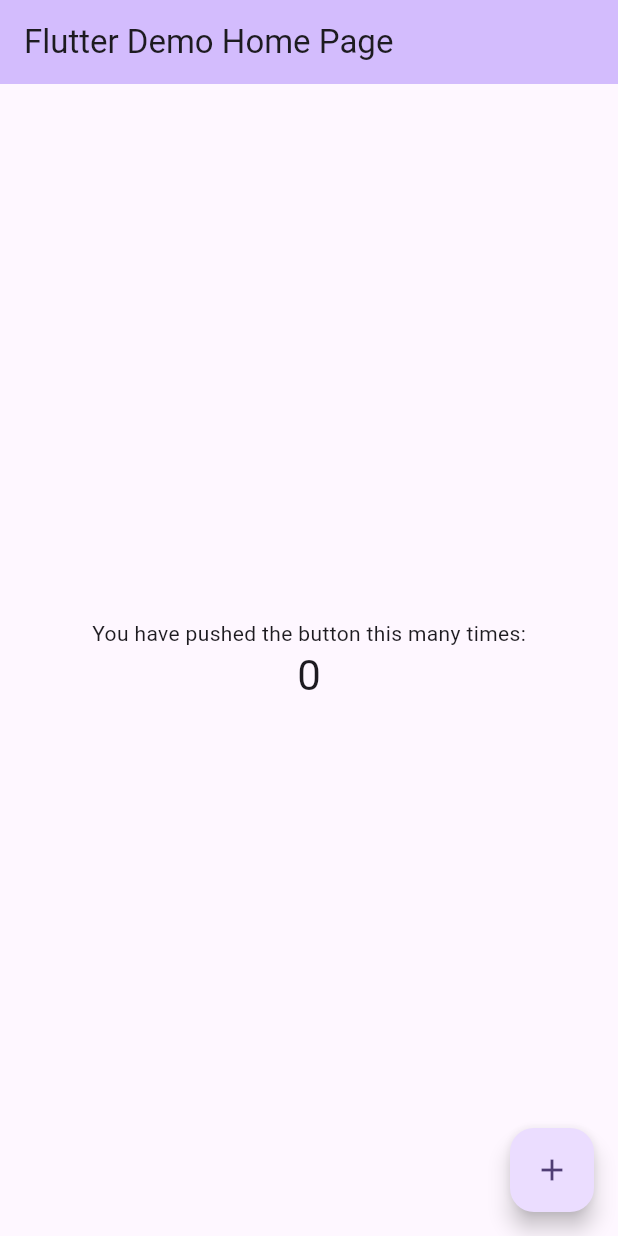
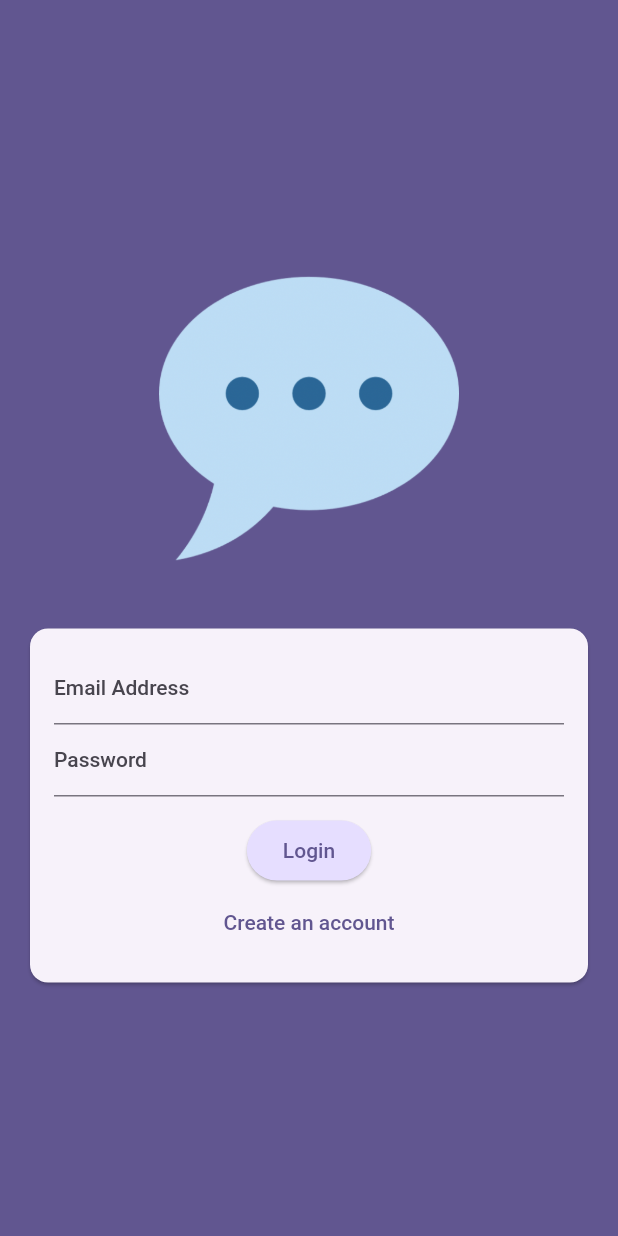
Before and after one commit to jhted/Flutter_and_Dart_The_Complete_Guide, a Flutter app: the screen it shows after launch, on a phone screen of 412 x 824 dp. Run offline on Flutter 3.47's test engine with Material 2 defaults, Android fonts, the phone set to English and light mode, and no system bars; our stand-ins replace flutter_riverpod, google_fonts, google_maps_flutter, image_picker, location and 2 more; missing offline and left inert: dart:ffi; accounts and stored records are empty.

Commit message:
Added login screen

```diff
--- a/chat_app/lib/main.dart
+++ b/chat_app/lib/main.dart
@@ -1,125 +1,23 @@
+import 'package:chat_app/screens/auth.dart';
 import 'package:flutter/material.dart';
 
 void main() {
-  runApp(const MyApp());
+  runApp(const App());
 }
 
-class MyApp extends StatelessWidget {
-  const MyApp({super.key});
+class App extends StatelessWidget {
+  const App({super.key});
 
-  // This widget is the root of your application.
   @override
   Widget build(BuildContext context) {
     return MaterialApp(
-      title: 'Flutter Demo',
-      theme: ThemeData(
-        // This is the theme of your application.
-        //
-        // TRY THIS: Try running your application with "flutter run". You'll see
-        // the application has a blue toolbar. Then, without quitting the app,
-        // try changing the seedColor in the colorScheme below to Colors.green
-        // and then invoke "hot reload" (save your changes or press the "hot
-        // reload" button in a Flutter-supported IDE, or press "r" if you used
-        // the command line to start the app).
-        //
-        // Notice that the counter didn't reset back to zero; the application
-        // state is not lost during the reload. To reset the state, use hot
-        // restart instead.
-        //
-        // This works for code too, not just values: Most code changes can be
-        // tested with just a hot reload.
-        colorScheme: ColorScheme.fromSeed(seedColor: Colors.deepPurple),
+      title: 'FlutterChat',
+      theme: ThemeData().copyWith(
         useMaterial3: true,
+        colorScheme: ColorScheme.fromSeed(
+            seedColor: const Color.fromARGB(255, 63, 17, 177)),
       ),
-      home: const MyHomePage(title: 'Flutter Demo Home Page'),
+      home: const AuthSreen()
     );
   }
 }
-
-class MyHomePage extends StatefulWidget {
-  const MyHomePage({super.key, required this.title});
-
-  // This widget is the home page of your application. It is stateful, meaning
-  // that it has a State object (defined below) that contains fields that affect
-  // how it looks.
-
-  // This class is the configuration for the state. It holds the values (in this
-  // case the title) provided by the parent (in this case the App widget) and
-  // used by the build method of the State. Fields in a Widget subclass are
-  // always marked "final".
-
-  final String title;
-
-  @override
-  State<MyHomePage> createState() => _MyHomePageState();
-}
-
-class _MyHomePageState extends State<MyHomePage> {
-  int _counter = 0;
-
-  void _incrementCounter() {
-    setState(() {
-      // This call to setState tells the Flutter framework that something has
-      // changed in this State, which causes it to rerun the build method below
-      // so that the display can reflect the updated values. If we changed
-      // _counter without calling setState(), then the build method would not be
-      // called again, and so nothing would appear to happen.
-      _counter++;
-    });
-  }
-
-  @override
-  Widget build(BuildContext context) {
-    // This method is rerun every time setState is called, for instance as done
-    // by the _incrementCounter method above.
-    //
-    // The Flutter framework has been optimized to make rerunning build methods
-    // fast, so that you can just rebuild anything that needs updating rather
-    // than having to individually change instances of widgets.
-    return Scaffold(
-      appBar: AppBar(
-        // TRY THIS: Try changing the color here to a specific color (to
-        // Colors.amber, perhaps?) and trigger a hot reload to see the AppBar
-        // change color while the other colors stay the same.
-        backgroundColor: Theme.of(context).colorScheme.inversePrimary,
-        // Here we take the value from the MyHomePage object that was created by
-        // the App.build method, and use it to set our appbar title.
-        title: Text(widget.title),
-      ),
-      body: Center(
-        // Center is a layout widget. It takes a single child and positions it
-        // in the middle of the parent.
-        child: Column(
-          // Column is also a layout widget. It takes a list of children and
-          // arranges them vertically. By default, it sizes itself to fit its
-          // children horizontally, and tries to be as tall as its parent.
-          //
-          // Column has various properties to control how it sizes itself and
-          // how it positions its children. Here we use mainAxisAlignment to
-          // center the children vertically; the main axis here is the vertical
-          // axis because Columns are vertical (the cross axis would be
-          // horizontal).
-          //
-          // TRY THIS: Invoke "debug painting" (choose the "Toggle Debug Paint"
-          // action in the IDE, or press "p" in the console), to see the
-          // wireframe for each widget.
-          mainAxisAlignment: MainAxisAlignment.center,
-          children: <Widget>[
-            const Text(
-              'You have pushed the button this many times:',
-            ),
-            Text(
-              '$_counter',
-              style: Theme.of(context).textTheme.headlineMedium,
-            ),
-          ],
-        ),
-      ),
-      floatingActionButton: FloatingActionButton(
-        onPressed: _incrementCounter,
-        tooltip: 'Increment',
-        child: const Icon(Icons.add),
-      ), // This trailing comma makes auto-formatting nicer for build methods.
-    );
-  }
-}
--- /dev/null
+++ b/chat_app/lib/screens/auth.dart
@@ -0,0 +1,83 @@
+import 'package:flutter/material.dart';
+
+class AuthSreen extends StatefulWidget {
+  const AuthSreen({super.key});
+  @override
+  State<StatefulWidget> createState() {
+    return _AuthSreenState();
+  }
+}
+
+class _AuthSreenState extends State<AuthSreen> {
+  bool _isLogin = true;
+  @override
+  Widget build(BuildContext context) {
+    return Scaffold(
+      backgroundColor: Theme.of(context).colorScheme.primary,
+      body: Center(
+        child: SingleChildScrollView(
+          child: Column(
+            mainAxisAlignment: MainAxisAlignment.center,
+            children: [
+              Container(
+                margin: const EdgeInsets.only(
+                  top: 30,
+                  bottom: 20,
+                  left: 20,
+                  right: 20,
+                ),
+                width: 200,
+                child: Image.asset('assets/images/chat.png'),
+              ),
+              Card(
+                margin: const EdgeInsets.all(20),
+                child: SingleChildScrollView(
+                  child: Padding(
+                    padding: const EdgeInsets.all(16),
+                    child: Form(
+                      child: Column(
+                        mainAxisSize: MainAxisSize.min,
+                        children: [
+                          TextFormField(
+                            decoration: const InputDecoration(
+                                labelText: 'Email Address'),
+                            keyboardType: TextInputType.emailAddress,
+                            autocorrect: false,
+                            textCapitalization: TextCapitalization.none,
+                          ),
+                          TextFormField(
+                            decoration:
+                                const InputDecoration(labelText: 'Password'),
+                            obscureText: true,
+                          ),
+                          const SizedBox(
+                            height: 12,
+                          ),
+                          ElevatedButton(
+                            onPressed: () {},
+                            style: ElevatedButton.styleFrom(
+                              backgroundColor: Theme.of(context).colorScheme.primaryContainer
+                            ),
+                            child: Text(_isLogin ? 'Login' : 'Signup '),
+                          ),
+                          TextButton(
+                            onPressed: () {
+                              setState(() {
+                                _isLogin = !_isLogin;
+                              });
+                            },
+                            child: Text(_isLogin ? 'Create an account' : 'I already have an account. '),
+                          ),
+                        ],
+                      ),
+                    ),
+                  ),
+                ),
+              )
+            ],
+          ),
+        ),
+      ),
+    );
+  }
+}
--- a/chat_app/pubspec.yaml
+++ b/chat_app/pubspec.yaml
@@ -59,9 +59,8 @@
   uses-material-design: true
 
   # To add assets to your application, add an assets section, like this:
-  # assets:
-  #   - images/a_dot_burr.jpeg
-  #   - images/a_dot_ham.jpeg
+  assets:
+    - assets/images/chat.png
 
   # An image asset can refer to one or more resolution-specific "variants", see
   # https://flutter.dev/assets-and-images/#resolution-aware
```
Also changed, not shown: chat_app/assets/images/chat.png (added).
